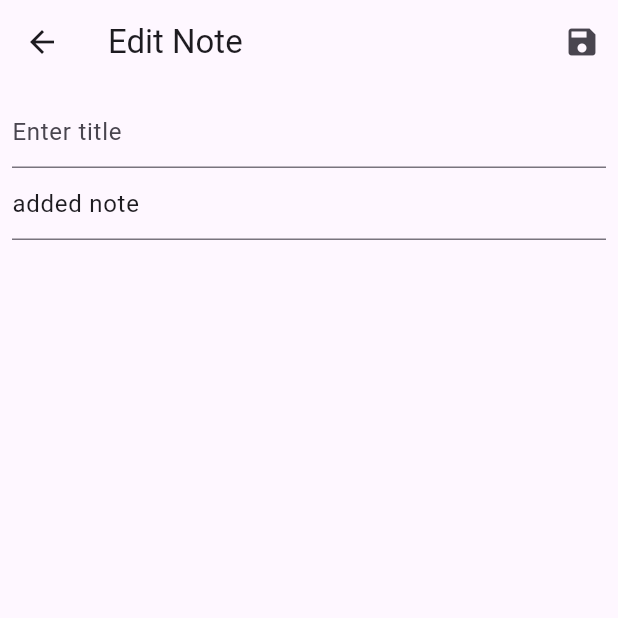
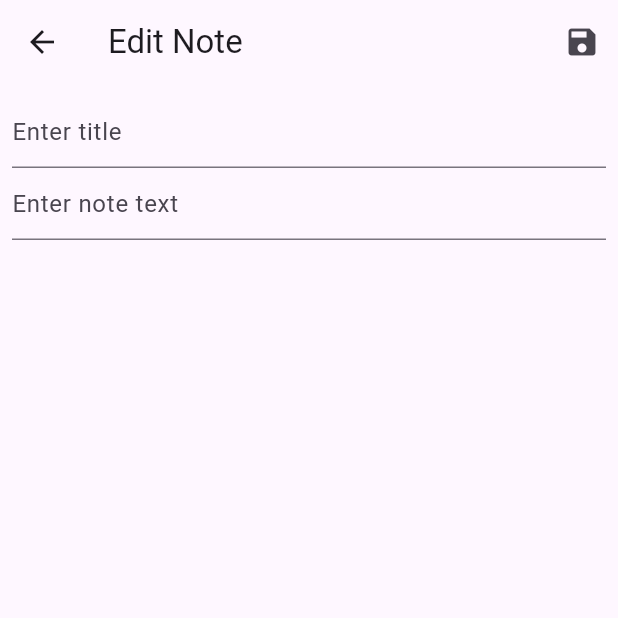
Before and after one commit to dlin1765/stickynote, a Flutter app: the screen it shows after launch, after a tap on the "add" icon, on a phone screen of 412 x 824 dp, the top half of it. Run offline on Flutter 3.47's test engine with Material 3 defaults, Android fonts, the phone set to English and light mode, and no system bars; missing offline and left inert: flutter_quill.

Commit message:
new file:   devtools_options.yaml 	modified:   lib/classes/noteData.dart 	modified:   lib/screens/home_page.dart 	modified:   lib/screens/noteview.dart

```diff
--- /dev/null
+++ b/devtools_options.yaml
@@ -0,0 +1 @@
+extensions:
--- a/lib/classes/noteData.dart
+++ b/lib/classes/noteData.dart
@@ -31,8 +31,4 @@ class NoteData extends ChangeNotifier {
     }
     notifyListeners();
   }
-
-  // need a delete note function
-
-  // need a function that loads the notes data (an update function maybe?)
 }
--- a/lib/screens/home_page.dart
+++ b/lib/screens/home_page.dart
@@ -14,16 +14,11 @@ class HomePage extends StatefulWidget {
 }
 
 class _HomePageState extends State<HomePage> {
-  Note createNewNotes() {
-    int id = Provider.of<NoteData>(context, listen: false).GetNoteList().length;
-    Note newNote = Note(id: id, text: 'added note');
-    return newNote;
-  }
-
   void CreateNewNote() {
-    int id = Provider.of<NoteData>(context, listen: false).GetNoteList().length;
-    Note newNote = Note(id: id, text: 'added note');
-    Provider.of<NoteData>(context, listen: false).CreateNewNote(newNote);
+    int id =
+        DateTime.now().millisecondsSinceEpoch; // Unique ID based on timestamp
+    Note newNote = Note(id: id, text: '');
+    //Provider.of<NoteData>(context, listen: false).CreateNewNote(newNote);
     GoToEditNotePage(newNote, true);
   }
 
@@ -31,7 +26,11 @@ class _HomePageState extends State<HomePage> {
     Navigator.push(
         context,
         MaterialPageRoute(
-            builder: (context) => NoteView(note: note, isNewNote: isNewNote)));
+            builder: (context) => NoteView(
+                  note: note,
+                  isNewNote: isNewNote,
+                  noteData: Provider.of<NoteData>(context, listen: false),
+                )));
   }
 
   void deleteNote(Note note) {
@@ -65,22 +64,41 @@ class _HomePageState extends State<HomePage> {
                     crossAxisCount: 2,
                     children: List.generate(
                       value.GetNoteList().length,
-                          (index) => Card(
+                      (index) {
+                        final note = value.GetNoteList()[index];
+                        return Card(
                           elevation: 10,
                           child: ListTile(
-                                  title: Text(value.GetNoteList()[index].text),
-                                  trailing: IconButton(
-                                    icon: Icon(Icons.delete),
-                                    onPressed: () {
-                                      // Assuming you have access to NoteData
-                                      Provider.of<NoteData>(context,
-                                              listen: false)
-                                          .DeleteNote(
-                                              value.GetNoteList()[index]);
+                            title: Text(note.title ?? '无标题'), // Title
+                            subtitle: Text(note.text), // Text
+                            trailing: PopupMenuButton<String>(
+                              onSelected: (String result) {
+                                if (result == 'edit') {
+                                  // Edit note in homepage
+                                  GoToEditNotePage(note, false);
+                                } else if (result == 'delete') {
+                                  // delete note in homepage
+                                  Provider.of<NoteData>(context, listen: false)
+                                      .DeleteNote(note);
+                                }
+                              },
+                              itemBuilder: (BuildContext context) =>
+                                  <PopupMenuEntry<String>>[
+                                const PopupMenuItem<String>(
+                                  value: 'edit',
+                                  child: Text('Edit'),
+                                ),
+                                const PopupMenuItem<String>(
+                                  value: 'delete',
+                                  child: Text('Delete'),
+                                ),
+                              ],
+                            ),
+                          ),
+                        );
                       },
                     ),
                   ),
-                              ))),
                 ),
               ],
             )));
--- a/lib/screens/noteview.dart
+++ b/lib/screens/noteview.dart
@@ -1,14 +1,17 @@
 import 'package:flutter/material.dart';
 import 'package:flutter_quill/flutter_quill.dart' hide Text;
 import 'package:myapp/classes/note.dart';
+import 'package:myapp/classes/noteData.dart';
 
 class NoteView extends StatefulWidget {
-  Note note;
-  bool isNewNote;
+  final Note note;
+  final bool isNewNote;
+  final NoteData noteData;
   NoteView({
     super.key,
     required this.note,
     required this.isNewNote,
+    required this.noteData,
   });
 
   @override
@@ -46,6 +49,15 @@ class _NoteViewState extends State<NoteView> {
               // Logic to save the edited note
               widget.note.title = _titleController.text;
               widget.note.text = _textController.text;
+
+              // New code to update the note in NoteData
+              if (widget.isNewNote) {
+                widget.noteData
+                    .CreateNewNote(widget.note); // Add only if it's a new note
+              } else {
+                widget.noteData.updateNote(
+                    widget.note.id, widget.note.text); // Update existing note
+              }
               Navigator.pop(context);
             },
           ),
```
Lines whose indentation alone changed are shown as unchanged.
